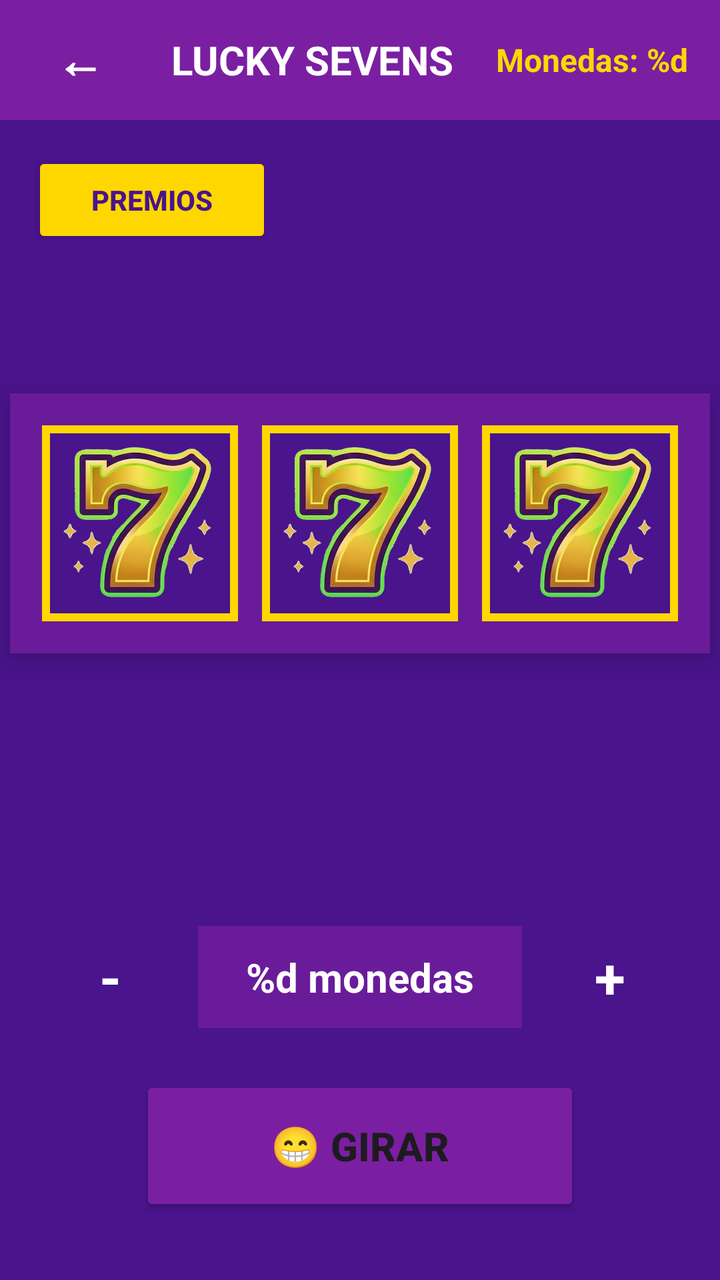
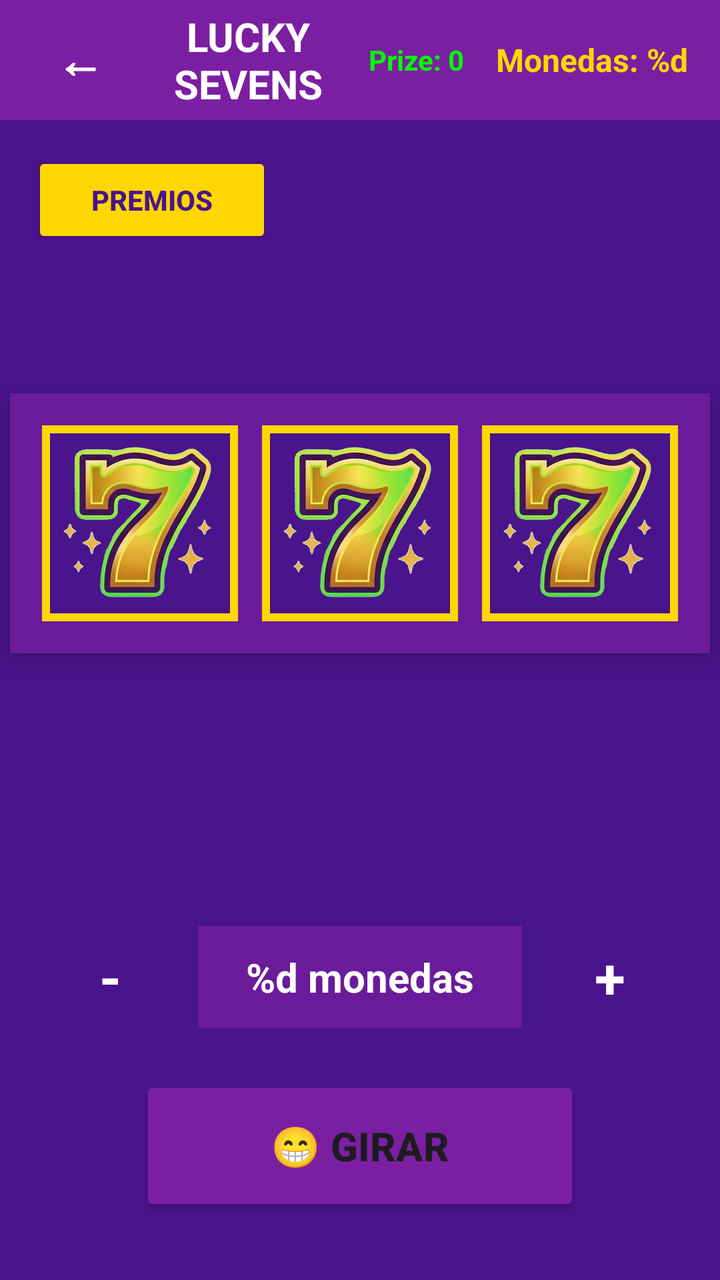

Compare the two renders of this Android layout. The source of the first and the diff that turns it into the second are given below.
<!-- AndroidManifest.xml: application theme Theme.LuckySevens -->
<!-- res/layout/activity_game.xml -->
<?xml version="1.0" encoding="utf-8"?>
<androidx.constraintlayout.widget.ConstraintLayout xmlns:android="http://schemas.android.com/apk/res/android"
    xmlns:app="http://schemas.android.com/apk/res-auto"
    android:layout_width="match_parent"
    android:layout_height="match_parent"
    android:background="#4A148C">

    
    <LinearLayout
        android:id="@+id/topBarGame"
        android:layout_width="match_parent"
        android:layout_height="60dp"
        android:background="#7B1FA2"
        android:gravity="center_vertical"
        android:orientation="horizontal"
        android:paddingHorizontal="16dp"
        app:layout_constraintTop_toTopOf="parent">

        <TextView
            android:id="@+id/btnBack"
            android:layout_width="48dp"
            android:layout_height="48dp"
            android:gravity="center"
            android:text="←"
            android:textColor="#FFFFFF"
            android:textSize="24sp"
            android:textStyle="bold"
            android:clickable="true"
            android:focusable="true"
            android:background="?attr/selectableItemBackgroundBorderless" />

        <TextView
            android:layout_width="0dp"
            android:layout_height="wrap_content"
            android:layout_weight="1"
            android:gravity="center"
            android:text="@string/title_lucky_sevens"
            android:textColor="#FFFFFF"
            android:textSize="20sp"
            android:textStyle="bold" />

        <TextView
            android:id="@+id/tvCoinsGame"
            android:layout_width="wrap_content"
            android:layout_height="wrap_content"
            android:text="@string/coins_label"
            android:textColor="#FFD700"
            android:textSize="16sp"
            android:textStyle="bold" />
    </LinearLayout>

    
    <Button
        android:id="@+id/btnTogglePaytable"
        android:layout_width="120dp"
        android:layout_height="wrap_content"
        android:layout_margin="16dp"
        android:backgroundTint="#FFD700"
        android:text="@string/btn_prizes"
        android:textColor="#4A148C"
        android:textStyle="bold"
        app:cornerRadius="12dp"
        app:layout_constraintStart_toStartOf="parent"
        app:layout_constraintTop_toBottomOf="@id/topBarGame" />

    
    <androidx.cardview.widget.CardView
        android:id="@+id/paytableCard"
        android:layout_width="wrap_content"
        android:layout_height="wrap_content"
        android:layout_marginStart="16dp"
        android:visibility="gone"
        app:cardBackgroundColor="#6A1B9A"
        app:cardCornerRadius="12dp"
        app:cardElevation="8dp"
        app:layout_constraintStart_toStartOf="parent"
        app:layout_constraintTop_toBottomOf="@id/btnTogglePaytable">

        <LinearLayout
            android:layout_width="180dp"
            android:layout_height="wrap_content"
            android:orientation="vertical"
            android:padding="12dp">

            <TextView
                android:layout_width="wrap_content"
                android:layout_height="wrap_content"
                android:layout_gravity="center"
                android:text="@string/btn_prizes"
                android:textColor="#FFD700"
                android:textStyle="bold" />

            <View
                android:layout_width="match_parent"
                android:layout_height="1dp"
                android:layout_marginVertical="8dp"
                android:background="#40FFFFFF" />

            <LinearLayout
                android:layout_width="match_parent"
                android:layout_height="wrap_content"
                android:gravity="center_vertical"
                android:orientation="horizontal">

                <ImageView
                    android:layout_width="24dp"
                    android:layout_height="24dp"
                    android:src="@drawable/ic_siete" />

                <ImageView
                    android:layout_width="24dp"
                    android:layout_height="24dp"
                    android:layout_marginStart="4dp"
                    android:src="@drawable/ic_siete" />

                <TextView
                    android:layout_width="wrap_content"
                    android:layout_height="wrap_content"
                    android:layout_marginStart="8dp"
                    android:text="@string/pair_multiplier"
                    android:textColor="#FFD700"
                    android:textStyle="bold|italic" />
            </LinearLayout>

        </LinearLayout>
    </androidx.cardview.widget.CardView>

    
    <LinearLayout
        android:id="@+id/slotContainer"
        android:layout_width="wrap_content"
        android:layout_height="wrap_content"
        android:background="#6A1B9A"
        android:elevation="8dp"
        android:orientation="horizontal"
        android:padding="16dp"
        app:layout_constraintBottom_toTopOf="@id/betControls"
        app:layout_constraintEnd_toEndOf="parent"
        app:layout_constraintStart_toStartOf="parent"
        app:layout_constraintTop_toBottomOf="@id/topBarGame">

        <FrameLayout
            android:layout_width="wrap_content"
            android:layout_height="wrap_content"
            android:background="#FFD700"
            android:padding="4dp">
            <ImageView
                android:id="@+id/slot1"
                android:layout_width="90dp"
                android:layout_height="90dp"
                android:background="#4A148C"
                android:scaleType="centerInside"
                android:src="@drawable/ic_siete" />
        </FrameLayout>

        <FrameLayout
            android:layout_width="wrap_content"
            android:layout_height="wrap_content"
            android:layout_marginStart="12dp"
            android:background="#FFD700"
            android:padding="4dp">
            <ImageView
                android:id="@+id/slot2"
                android:layout_width="90dp"
                android:layout_height="90dp"
                android:background="#4A148C"
                android:scaleType="centerInside"
                android:src="@drawable/ic_siete" />
        </FrameLayout>

        <FrameLayout
            android:layout_width="wrap_content"
            android:layout_height="wrap_content"
            android:layout_marginStart="12dp"
            android:background="#FFD700"
            android:padding="4dp">
            <ImageView
                android:id="@+id/slot3"
                android:layout_width="90dp"
                android:layout_height="90dp"
                android:background="#4A148C"
                android:scaleType="centerInside"
                android:src="@drawable/ic_siete" />
        </FrameLayout>
    </LinearLayout>

    
    <LinearLayout
        android:id="@+id/betControls"
        android:layout_width="wrap_content"
        android:layout_height="wrap_content"
        android:gravity="center"
        android:orientation="horizontal"
        android:layout_marginBottom="24dp"
        app:layout_constraintBottom_toTopOf="@id/btnSpin"
        app:layout_constraintStart_toStartOf="parent"
        app:layout_constraintEnd_toEndOf="parent">

        <TextView
            android:id="@+id/btnMinus"
            android:layout_width="48dp"
            android:layout_height="48dp"
            android:gravity="center"
            android:text="-"
            android:textColor="#FFFFFF"
            android:textStyle="bold"
            android:textSize="28sp"
            android:clickable="true"
            android:focusable="true"
            android:background="?attr/selectableItemBackgroundBorderless"/>

        <TextView
            android:id="@+id/tvBetAmount"
            android:layout_width="wrap_content"
            android:layout_height="wrap_content"
            android:layout_marginHorizontal="20dp"
            android:background="#6A1B9A"
            android:paddingHorizontal="24dp"
            android:paddingVertical="12dp"
            android:text="@string/bet_amount"
            android:textColor="#FFFFFF"
            android:textStyle="bold"
            android:textSize="20sp" />

        <TextView
            android:id="@+id/btnPlus"
            android:layout_width="48dp"
            android:layout_height="48dp"
            android:gravity="center"
            android:text="+"
            android:textColor="#FFFFFF"
            android:textStyle="bold"
            android:textSize="28sp"
            android:clickable="true"
            android:focusable="true"
            android:background="?attr/selectableItemBackgroundBorderless"/>
    </LinearLayout>

    
    <Button
        android:id="@+id/btnSpin"
        android:layout_width="220dp"
        android:layout_height="70dp"
        android:layout_marginBottom="32dp"
        android:backgroundTint="#7B1FA2"
        android:text="@string/btn_spin"
        android:textSize="20sp"
        android:textStyle="bold"
        app:cornerRadius="35dp"
        app:layout_constraintBottom_toBottomOf="parent"
        app:layout_constraintStart_toStartOf="parent"
        app:layout_constraintEnd_toEndOf="parent" />

</androidx.constraintlayout.widget.ConstraintLayout>
<!-- resources referenced by this layout -->
<resources>
  <!-- drawable ic_siete: png bitmap (drawable, 329638 bytes) -->
  <string name="bet_amount">%d monedas</string>
  <string name="btn_prizes">PREMIOS</string>
  <string name="btn_spin">😁 GIRAR</string>
  <string name="coins_label">Monedas: %d</string>
  <string name="pair_multiplier">PAIR=x2</string>
  <string name="title_lucky_sevens">LUCKY SEVENS</string>
  <style name="Theme.LuckySevens" parent="Base.Theme.LuckySevens" />
  <style name="Base.Theme.LuckySevens" parent="Theme.Material3.DayNight.NoActionBar">
          
          
      </style>
</resources>

<!-- the commit's change to res/layout/activity_game.xml (unified diff, before → after) -->
@@ -37,6 +37,16 @@
             android:text="@string/title_lucky_sevens"
             android:textColor="#FFFFFF"
             android:textSize="20sp"
+            android:textStyle="bold" />
+
+        <TextView
+            android:id="@+id/tvCommonPrize"
+            android:layout_width="wrap_content"
+            android:layout_height="wrap_content"
+            android:layout_marginEnd="16dp"
+            android:text="Prize: 0"
+            android:textColor="#00FF00"
+            android:textSize="14sp"
             android:textStyle="bold" />
 
         <TextView
